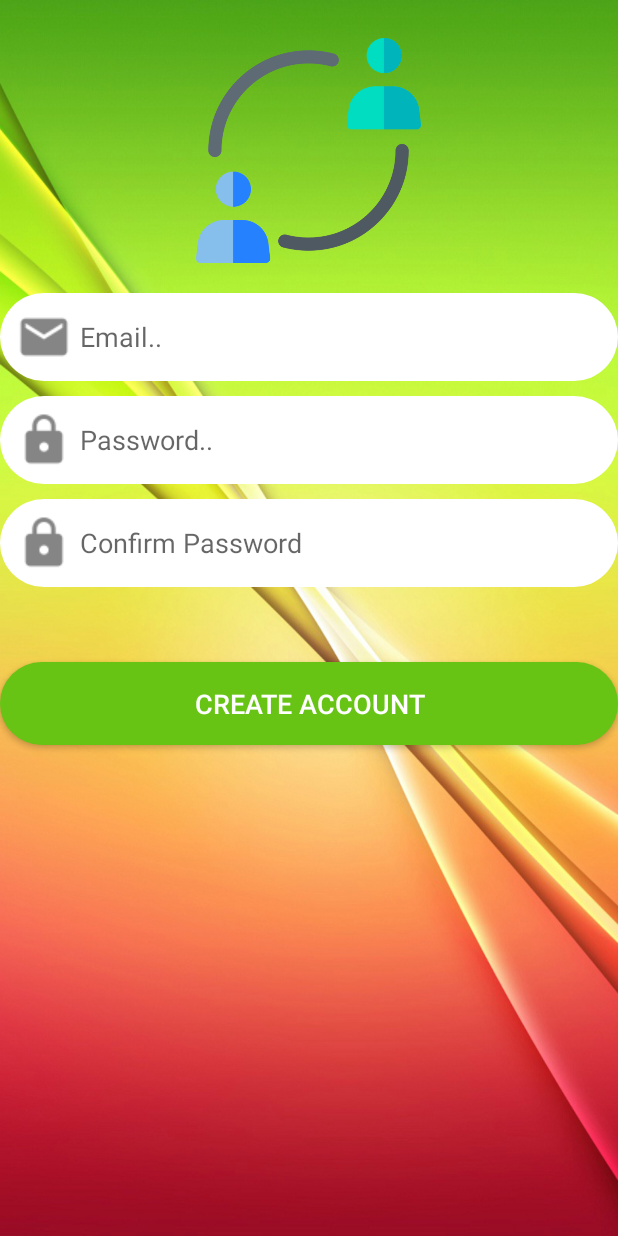
After one commit to ArijitR111Y/VlearnIT, an Android app: the RegisterActivity screen opened directly, with no data from a screen before it, on a phone screen of 412 x 824 dp. The commit adds this screen. Run offline under Robolectric (Android 15) with nearby library versions, the phone set to English and light mode, and no system bars.

Commit message:
Added: Login & Register Activity (Layout only)

```diff
--- a/app/src/main/AndroidManifest.xml
+++ b/app/src/main/AndroidManifest.xml
@@ -9,6 +9,8 @@
         android:roundIcon="@mipmap/ic_launcher_round"
         android:supportsRtl="true"
         android:theme="@style/AppTheme">
+        <activity android:name=".LoginActivity"></activity>
+        <activity android:name=".RegisterActivity" />
         <activity android:name=".MainActivity">
             <intent-filter>
                 <action android:name="android.intent.action.MAIN" />
--- /dev/null
+++ b/app/src/main/java/com/royarijit998/vlearnit/RegisterActivity.java
@@ -0,0 +1,14 @@
+package com.royarijit998.vlearnit;
+
+import androidx.appcompat.app.AppCompatActivity;
+
+import android.os.Bundle;
+
+public class RegisterActivity extends AppCompatActivity {
+
+    @Override
+    protected void onCreate(Bundle savedInstanceState) {
+        super.onCreate(savedInstanceState);
+        setContentView(R.layout.activity_register);
+    }
+}
--- /dev/null
+++ b/app/src/main/res/drawable/button.xml
@@ -0,0 +1,5 @@
+<?xml version="1.0" encoding="utf-8"?>
+<shape xmlns:android="http://schemas.android.com/apk/res/android">
+    <solid android:color="@color/colorPrimaryDark"/>
+    <corners android:radius="30dp"/>
+</shape>
--- /dev/null
+++ b/app/src/main/res/drawable/inputs.xml
@@ -0,0 +1,5 @@
+<?xml version="1.0" encoding="utf-8"?>
+<shape xmlns:android="http://schemas.android.com/apk/res/android">
+    <solid android:color="#ffffff"/>
+    <corners android:radius="30dp"/>
+</shape>
--- /dev/null
+++ b/app/src/main/res/layout/activity_register.xml
@@ -0,0 +1,70 @@
+<?xml version="1.0" encoding="utf-8"?>
+<RelativeLayout xmlns:android="http://schemas.android.com/apk/res/android"
+    xmlns:app="http://schemas.android.com/apk/res-auto"
+    xmlns:tools="http://schemas.android.com/tools"
+    android:layout_width="match_parent"
+    android:layout_height="match_parent"
+    tools:context=".RegisterActivity"
+    android:background="@drawable/login">
+
+    <ImageView
+        android:id="@+id/iconImageView"
+        android:layout_width="150dp"
+        android:layout_height="150dp"
+        android:layout_centerHorizontal="true"
+        android:layout_marginTop="25dp"
+        android:contentDescription="@string/app_icon"
+        app:srcCompat="@drawable/logo" />
+
+    <EditText
+        android:id="@+id/emailRegEditText"
+        android:layout_width="match_parent"
+        android:layout_height="wrap_content"
+        android:layout_below="@id/iconImageView"
+        android:layout_marginTop="20dp"
+        android:ems="10"
+        android:hint="@string/email"
+        android:inputType="textEmailAddress"
+        android:background="@drawable/inputs"
+        android:padding="5dp"
+        android:drawableLeft="@drawable/email"/>
+
+    <EditText
+        android:id="@+id/passRegEditText"
+        android:layout_width="match_parent"
+        android:layout_height="wrap_content"
+        android:layout_below="@id/emailRegEditText"
+        android:layout_marginTop="10dp"
+        android:ems="10"
+        android:hint="@string/password"
+        android:inputType="textPassword"
+        android:background="@drawable/inputs"
+        android:padding="5dp"
+        android:drawableLeft="@drawable/password"/>
+
+    <EditText
+        android:id="@+id/confirmPassRegEditText"
+        android:layout_width="match_parent"
+        android:layout_height="wrap_content"
+        android:layout_below="@id/passRegEditText"
+        android:layout_marginTop="10dp"
+        android:ems="10"
+        android:hint="@string/confirm_password"
+        android:inputType="textPassword"
+        android:background="@drawable/inputs"
+        android:padding="5dp"
+        android:drawableLeft="@drawable/password"/>
+
+    <Button
+        android:id="@+id/regBtn"
+        android:layout_width="match_parent"
+        android:layout_height="wrap_content"
+        android:layout_below="@id/confirmPassRegEditText"
+        android:layout_marginTop="50dp"
+        android:background="@drawable/button"
+        android:padding="15dp"
+        android:text="@string/create_account"
+        android:textColor="@android:color/background_light"
+        android:textSize="18sp" />
+
+</RelativeLayout>
--- a/app/src/main/res/values/strings.xml
+++ b/app/src/main/res/values/strings.xml
@@ -9,4 +9,14 @@
     <string name="add_new_post">Add New Post</string>
     <string name="profile">Profile</string>
     <string name="username">Username</string>
+    <string name="drawer_open">Drawer Open</string>
+    <string name="drawer_close">Drawer Close</string>
+    <string name="app_icon">App Icon</string>
+    <string name="email">Email..</string>
+    <string name="password">Password..</string>
+    <string name="confirm_password">Confirm Password</string>
+    <string name="create_account">Create Account</string>
+    <string name="login">login</string>
+    <string name="don_t_have_an_account">Don\'t have an Account?</string>
+    <string name="or_login_with">or Login with</string>
 </resources>
```
Also changed, not shown: app/src/main/java/com/royarijit998/vlearnit/LoginActivity.java (added, +14 -0 lines), app/src/main/java/com/royarijit998/vlearnit/MainActivity.java (+23 -0 lines), app/src/main/res/layout/activity_login.xml (added, +107 -0 lines), app/src/main/res/layout/activity_main.xml (+9 -2 lines), app/src/main/res/layout/app_bar_layout.xml (added, +9 -0 lines), app/src/main/res/drawable/logo.png.
